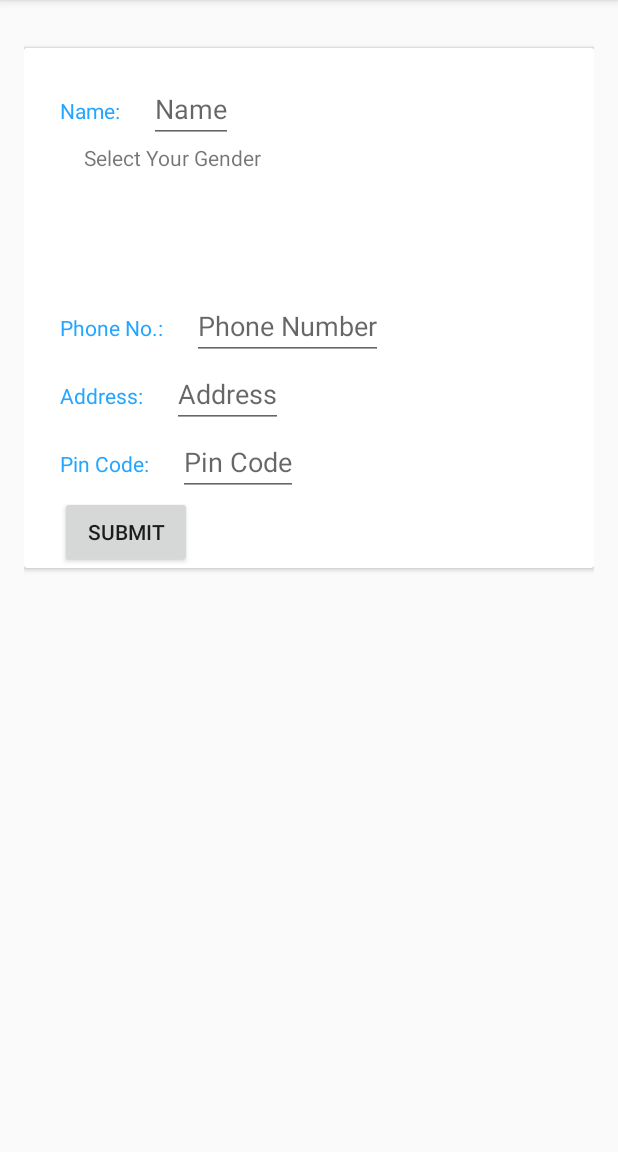
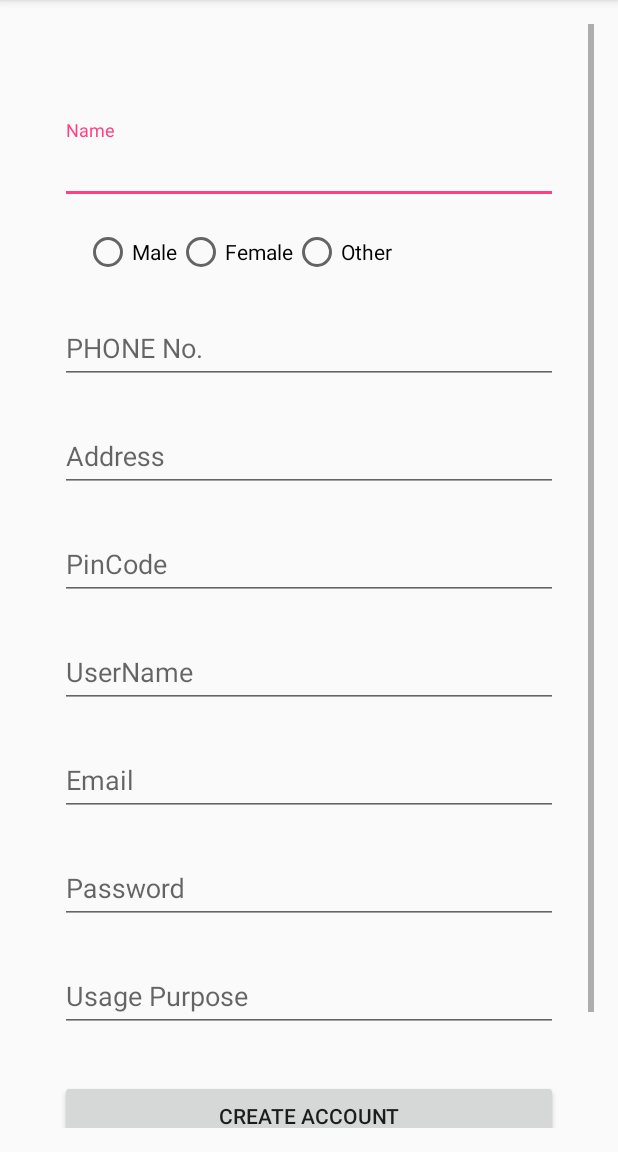
Before and after one commit to ashishjoshi1995/railtellapp, an Android app: the screen it shows after launch (LoginContainer), after a tap on "New User?", on a phone screen of 412 x 824 dp, the part 84-1236 px from its top. Run offline under Robolectric (Android 15) with nearby library versions, the phone set to English and light mode, and no system bars.

Commit message:
new user xml

```diff
--- a/New folder/repo1/app/src/main/java/com/example/ashish/railtellapp/LoginContainer.java
+++ b/New folder/repo1/app/src/main/java/com/example/ashish/railtellapp/LoginContainer.java
@@ -22,15 +22,16 @@ public class LoginContainer extends AppCompatActivity {
                 fragmentTransaction.replace(R.id.content, Fragment.instantiate(this,
                         ChangePassword.class.getName(),getIntent().getExtras()));
                 break;
+            case Constants.NEW_USER:
+                fragmentTransaction.replace(R.id.content, Fragment.instantiate(this,
+                        NewUser.class.getName(),getIntent().getExtras()));
+                break;
 
             case Constants.FORGOT_PASSWORD:
                 fragmentTransaction.replace(R.id.content, Fragment.instantiate(this,
                         ForgotPassword.class.getName(),getIntent().getExtras()));
                 break;
-            case Constants.NEW_USER:
-                fragmentTransaction.replace(R.id.content, Fragment.instantiate(this,
-                      NewUser.class.getName(),getIntent().getExtras()));
-                break;
+
 
         }
         fragmentTransaction.commit();
--- a/New folder/repo1/app/src/main/res/layout/new_user.xml
+++ b/New folder/repo1/app/src/main/res/layout/new_user.xml
@@ -1,190 +1,42 @@
 <?xml version="1.0" encoding="utf-8"?>
-<RelativeLayout xmlns:android="http://schemas.android.com/apk/res/android"
-    android:orientation="vertical" android:layout_width="match_parent"
-    android:layout_height="match_parent">
-    <android.support.v7.widget.CardView
-        android:layout_width="match_parent"
-        android:layout_height="wrap_content"
-        android:layout_marginTop="16dp">
-
+<ScrollView
+    xmlns:android="http://schemas.android.com/apk/res/android"
+    android:layout_width="fill_parent"
+    android:layout_height="fill_parent"
+    android:fitsSystemWindows="true">
 
     <LinearLayout
         android:orientation="vertical"
         android:layout_width="match_parent"
-            android:layout_height="match_parent"
+        android:layout_height="wrap_content"
+        android:paddingTop="56dp"
         android:paddingLeft="24dp"
-            android:paddingRight="16dp"
-            android:paddingTop="18dp">
-<LinearLayout
-    android:orientation="horizontal"
-    android:layout_width="match_parent"
-    android:layout_height="match_parent"
-    >
-    <TextView
-        android:layout_width="wrap_content"
-        android:layout_height="wrap_content"
-        android:textColor="#24a5ff"
-        android:text="UserName"
-        android:layout_marginBottom="16dp"/>
+        android:paddingRight="24dp">
 
-    <EditText
-        android:layout_width="wrap_content"
-        android:layout_height="wrap_content"
-        android:hint="Username"
-        android:textColor="@color/colorPrimary"
-        android:layout_centerHorizontal="true"
-        android:id="@+id/username"
-        android:layout_marginLeft="16dp"
-        android:layout_marginRight="16dp"
-        />
-</LinearLayout>
+        <!--<ImageView android:src="@mipmap/ic_launcher"-->
+            <!--android:layout_width="wrap_content"-->
+            <!--android:layout_height="72dp"-->
+            <!--android:layout_marginBottom="24dp"-->
+            <!--android:layout_gravity="center_horizontal" />-->
 
-            <LinearLayout
-                android:orientation="horizontal"
-                android:layout_width="match_parent"
-                android:layout_height="match_parent"
-                >
-                <TextView
-                    android:layout_width="wrap_content"
-                    android:layout_height="wrap_content"
-                    android:textColor="#24a5ff"
-                    android:text="Password"
-                    android:layout_marginBottom="16dp"/>
-
-                <EditText
-                    android:layout_width="wrap_content"
-                    android:layout_height="wrap_content"
-                    android:hint="Password"
-                    android:textColor="@color/colorPrimary"
-                    android:layout_centerHorizontal="true"
-                    android:id="@+id/password"
-                    android:layout_marginLeft="16dp"
-                    android:layout_marginRight="16dp"
-                    />
-            </LinearLayout>
-
-            <LinearLayout
-                android:orientation="horizontal"
-                android:layout_width="match_parent"
-                android:layout_height="match_parent"
-                >
-                <TextView
-                    android:layout_width="wrap_content"
-                    android:layout_height="wrap_content"
-                    android:textColor="#24a5ff"
-                    android:text="Confirm Password"
-                    android:layout_marginBottom="16dp"/>
-
-                <EditText
-                    android:layout_width="wrap_content"
-                    android:layout_height="wrap_content"
-                    android:hint="confirm_password"
-                    android:textColor="@color/colorPrimary"
-                    android:layout_centerHorizontal="true"
-                    android:id="@+id/confirm_password"
-                    android:layout_marginLeft="16dp"
-                    android:layout_marginRight="16dp"
-                    />
-            </LinearLayout>
-
-            <LinearLayout
-                android:orientation="horizontal"
-                android:layout_width="match_parent"
-                android:layout_height="match_parent"
-                >
-                <TextView
-                    android:layout_width="wrap_content"
-                    android:layout_height="wrap_content"
-                    android:textColor="#24a5ff"
-                    android:text="Email: "
-                    android:layout_marginBottom="16dp"/>
-
-                <EditText
-                    android:layout_width="wrap_content"
-                    android:layout_height="wrap_content"
-                    android:hint="Email"
-                    android:textColor="@color/colorPrimary"
-                    android:layout_centerHorizontal="true"
-                    android:id="@+id/email"
-                    android:layout_marginLeft="16dp"
-                    android:layout_marginRight="16dp"
-                    />
-            </LinearLayout>
-
-            <LinearLayout
-                android:orientation="horizontal"
-                android:layout_width="match_parent"
-                android:layout_height="match_parent"
-                >
-                <EditText
-                    android:layout_width="wrap_content"
-                    android:layout_height="wrap_content"
-                    android:hint="Usage Purpose"
-                    android:textColor="@color/colorPrimary"
-                    android:layout_centerHorizontal="true"
-                    android:id="@+id/usage_purpose"
-                    android:layout_marginLeft="16dp"
-                    android:layout_marginRight="16dp"
-                    />
-            </LinearLayout>
-
-        </LinearLayout>
-
-
-    </android.support.v7.widget.CardView>
-
-    <android.support.v7.widget.CardView
+        <!--  Name Label -->
+        <android.support.design.widget.TextInputLayout
             android:layout_width="match_parent"
             android:layout_height="wrap_content"
-        android:layout_marginTop="16dp">
-
-
-    <LinearLayout
-        android:orientation="vertical"
+            android:layout_marginTop="8dp"
+            android:layout_marginBottom="8dp">
+            <EditText android:id="@+id/input_name"
                 android:layout_width="match_parent"
-        android:layout_height="match_parent"
-        android:paddingLeft="24dp"
-        android:paddingRight="16dp"
-        android:paddingTop="18dp">
-
-        <LinearLayout
-            android:orientation="horizontal"
+                android:layout_height="wrap_content"
+                android:inputType="textCapWords"
+                android:hint="Name" />
+        </android.support.design.widget.TextInputLayout>
+        <!--  Name Label -->
+        <android.support.design.widget.TextInputLayout
             android:layout_width="match_parent"
-            android:layout_height="match_parent"
-            >
-            <TextView
-                android:layout_width="wrap_content"
             android:layout_height="wrap_content"
-                android:textColor="#24a5ff"
-                android:text="Name: "
-                android:layout_marginBottom="16dp"/>
-
-            <EditText
-                android:layout_width="wrap_content"
-                android:layout_height="wrap_content"
-                android:hint="Name"
-                android:textColor="@color/colorPrimary"
-                android:layout_centerHorizontal="true"
-                android:id="@+id/name"
-                android:layout_marginLeft="16dp"
-                android:layout_marginRight="16dp"
-                />
-        </LinearLayout>
-
-        <LinearLayout
-            android:orientation="horizontal"
-            android:layout_width="match_parent"
-            android:layout_height="match_parent"
-            >
-        <TextView
-            android:layout_width="match_parent"
-            android:layout_marginLeft="16dp"
-            android:layout_marginRight="16dp"
-            android:layout_height="wrap_content"
-            android:id="@+id/textView_employeeRegisterFragment_message"
-
-            android:text="Select Your Gender"
-            />
+            android:layout_marginTop="8dp"
+            android:layout_marginBottom="8dp">
             <RadioGroup
                 android:id="@+id/radioGroup"
                 android:layout_marginLeft="16dp"
@@ -192,111 +44,130 @@
                 android:layout_width="fill_parent"
                 android:layout_height="wrap_content"
                 android:orientation="horizontal"
-
                 >
-
                 <RadioButton
                     android:id="@+id/radioButton1"
                     android:layout_width="wrap_content"
                     android:layout_height="wrap_content"
                     android:text="Male" />
-
                 <RadioButton
                     android:id="@+id/radioButton2"
                     android:layout_width="wrap_content"
                     android:layout_height="wrap_content"
                     android:text="Female" />
-
                 <RadioButton
                     android:id="@+id/radioButton3"
                     android:layout_width="wrap_content"
                     android:layout_height="wrap_content"
                     android:text="Other" />
             </RadioGroup>
+        </android.support.design.widget.TextInputLayout>
+        <!--  Name Label -->
+        <android.support.design.widget.TextInputLayout
+            android:layout_width="match_parent"
+            android:layout_height="wrap_content"
+            android:layout_marginTop="8dp"
+            android:layout_marginBottom="8dp">
+            <EditText android:id="@+id/input_phone"
+                android:layout_width="match_parent"
+                android:layout_height="wrap_content"
+                android:inputType="textCapWords"
+                android:hint="PHONE No." />
+        </android.support.design.widget.TextInputLayout>
+        <!--  Name Label -->
+        <android.support.design.widget.TextInputLayout
+            android:layout_width="match_parent"
+            android:layout_height="wrap_content"
+            android:layout_marginTop="8dp"
+            android:layout_marginBottom="8dp">
+            <EditText android:id="@+id/input_address"
+                android:layout_width="match_parent"
+                android:layout_height="wrap_content"
+                android:inputType="text|textMultiLine"
+                android:hint="Address" />
+        </android.support.design.widget.TextInputLayout>
+        <!--  Name Label -->
+        <android.support.design.widget.TextInputLayout
+            android:layout_width="match_parent"
+            android:layout_height="wrap_content"
+            android:layout_marginTop="8dp"
+            android:layout_marginBottom="8dp">
+            <EditText android:id="@+id/input_pin"
+                android:layout_width="match_parent"
+                android:layout_height="wrap_content"
+                android:inputType="textCapWords"
+                android:hint="PinCode" />
+        </android.support.design.widget.TextInputLayout>
+
+        <!--  Name Label -->
+        <android.support.design.widget.TextInputLayout
+            android:layout_width="match_parent"
+            android:layout_height="wrap_content"
+            android:layout_marginTop="8dp"
+            android:layout_marginBottom="8dp">
+            <EditText android:id="@+id/input_userName"
+                android:layout_width="match_parent"
+                android:layout_height="wrap_content"
+                android:inputType="textCapWords"
+                android:hint="UserName" />
+        </android.support.design.widget.TextInputLayout>
+
+        <!-- Email Label -->
+        <android.support.design.widget.TextInputLayout
+            android:layout_width="match_parent"
+            android:layout_height="wrap_content"
+            android:layout_marginTop="8dp"
+            android:layout_marginBottom="8dp">
+            <EditText android:id="@+id/input_email"
+                android:layout_width="match_parent"
+                android:layout_height="wrap_content"
+                android:inputType="textEmailAddress"
+                android:hint="Email" />
+        </android.support.design.widget.TextInputLayout>
+
+        <!-- Password Label -->
+        <android.support.design.widget.TextInputLayout
+            android:layout_width="match_parent"
+            android:layout_height="wrap_content"
+            android:layout_marginTop="8dp"
+            android:layout_marginBottom="8dp">
+            <EditText android:id="@+id/input_password"
+                android:layout_width="match_parent"
+                android:layout_height="wrap_content"
+                android:inputType="textPassword"
+                android:hint="Password"/>
+        </android.support.design.widget.TextInputLayout>
+        <!--  Name Label -->
+        <android.support.design.widget.TextInputLayout
+            android:layout_width="match_parent"
+            android:layout_height="wrap_content"
+            android:layout_marginTop="8dp"
+            android:layout_marginBottom="8dp">
+            <EditText android:id="@+id/input_purpose"
+                android:layout_width="match_parent"
+                android:layout_height="wrap_content"
+
+                android:inputType="text|textMultiLine"
+                android:hint="Usage Purpose" />
+        </android.support.design.widget.TextInputLayout>
+
+        <!-- Signup Button -->
+        <android.support.v7.widget.AppCompatButton
+            android:id="@+id/btn_signup"
+            android:layout_width="fill_parent"
+            android:layout_height="wrap_content"
+            android:layout_marginTop="24dp"
+            android:layout_marginBottom="24dp"
+            android:padding="12dp"
+            android:text="Create Account"/>
+
+        <TextView android:id="@+id/link_login"
+            android:layout_width="fill_parent"
+            android:layout_height="wrap_content"
+            android:layout_marginBottom="24dp"
+            android:text="Already a member? Login"
+            android:gravity="center"
+            android:textSize="16dip"/>
+
     </LinearLayout>
-
-
-        <LinearLayout
-            android:orientation="horizontal"
-            android:layout_width="match_parent"
-            android:layout_height="match_parent"
-            >
-            <TextView
-                android:layout_width="wrap_content"
-                android:layout_height="wrap_content"
-                android:textColor="#24a5ff"
-                android:text="Phone No.: "
-                android:layout_marginBottom="16dp"/>
-
-            <EditText
-                android:layout_width="wrap_content"
-                android:layout_height="wrap_content"
-                android:hint="Phone Number"
-                android:textColor="@color/colorPrimary"
-                android:layout_centerHorizontal="true"
-                android:id="@+id/phoneNum"
-                android:layout_marginLeft="16dp"
-                android:layout_marginRight="16dp"
-                />
-        </LinearLayout>
-
-
-        <LinearLayout
-            android:orientation="horizontal"
-            android:layout_width="match_parent"
-            android:layout_height="match_parent"
-            >
-            <TextView
-                android:layout_width="wrap_content"
-                android:layout_height="wrap_content"
-                android:textColor="#24a5ff"
-                android:text="Address: "
-                android:layout_marginBottom="16dp"/>
-
-            <EditText
-                android:layout_width="wrap_content"
-                android:layout_height="wrap_content"
-                android:hint="Address"
-                android:textColor="@color/colorPrimary"
-                android:layout_centerHorizontal="true"
-                android:id="@+id/address"
-                android:layout_marginLeft="16dp"
-                android:layout_marginRight="16dp"
-                />
-        </LinearLayout>
-
-        <LinearLayout
-            android:orientation="horizontal"
-            android:layout_width="match_parent"
-            android:layout_height="match_parent"
-            >
-            <TextView
-                android:layout_width="wrap_content"
-                android:layout_height="wrap_content"
-                android:textColor="#24a5ff"
-                android:text="Pin Code: "
-                android:layout_marginBottom="16dp"/>
-
-            <EditText
-                android:layout_width="wrap_content"
-                android:layout_height="wrap_content"
-                android:hint="Pin Code"
-                android:textColor="@color/colorPrimary"
-                android:layout_centerHorizontal="true"
-                android:id="@+id/pincode"
-                android:layout_marginLeft="16dp"
-                android:layout_marginRight="16dp"
-                />
-        </LinearLayout>
-
-        <Button
-            android:layout_width="wrap_content"
-            android:layout_height="wrap_content"
-            android:text="Submit"
-            android:id="@+id/submit"
-            />
-    </LinearLayout>
-    </android.support.v7.widget.CardView>
-
-
-</RelativeLayout>
+</ScrollView>
```
Lines whose indentation alone changed are shown as unchanged.
